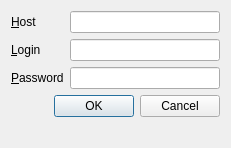
Above: trunk/qtselta/ui/settings.ui from rgfernandes/qtdesktop before the change. Below: the same form after it.
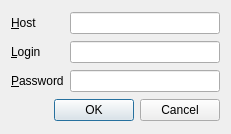
That is the form after the change.

```diff
--- a/trunk/qtselta/ui/settings.ui
+++ b/trunk/qtselta/ui/settings.ui
@@ -7,13 +7,13 @@
     <x>0</x>
     <y>0</y>
     <width>231</width>
-    <height>148</height>
+    <height>134</height>
    </rect>
   </property>
   <property name="windowTitle">
    <string>Settings</string>
   </property>
-  <layout class="QFormLayout" name="formLayout">
+  <layout class="QGridLayout" name="gridLayout">
    <item row="0" column="0">
     <widget class="QLabel" name="lHost">
      <property name="text">
```
